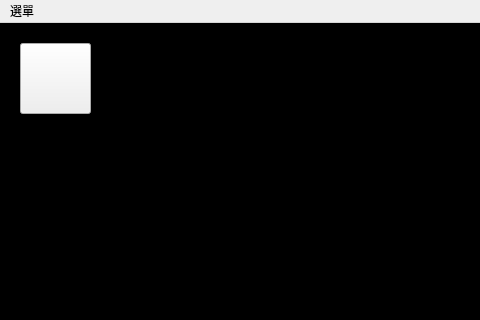
Night2155/ImageProcessing, file MainWindow.ui: the form before one commit; both pictures show x 0 to 480 and y 0 to 320 of the 979 by 779 pixel window.
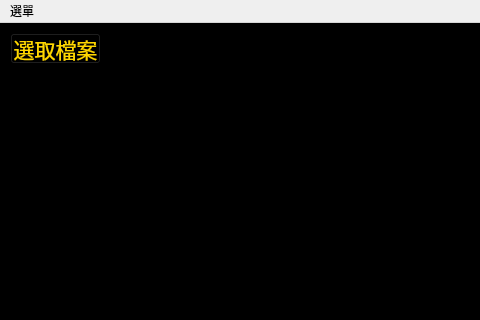
The form after the commit. Icons and pictures are not drawn.

The edit to the form file:
```diff
--- a/MainWindow.ui
+++ b/MainWindow.ui
@@ -20,22 +20,20 @@
    <bool>false</bool>
   </property>
   <property name="styleSheet">
-   <string notr="true">#MainWindow, #centralwidget, #ImageLabel{
+   <string notr="true">#MainWindow, #centralwidget, #ImageLabel, #File_Btn,#statusbar{
 	background-color : rgb(0, 0, 0);
 	color: gold;
 }
-#File_Btn{
-	border-image:url(image/Setting_icon.ico) 0 0 0 0 stretch  stretch;
-}</string>
+</string>
   </property>
   <widget class="QWidget" name="centralwidget">
    <widget class="QPushButton" name="File_Btn">
     <property name="geometry">
      <rect>
-      <x>20</x>
-      <y>20</y>
-      <width>71</width>
-      <height>71</height>
+      <x>10</x>
+      <y>10</y>
+      <width>91</width>
+      <height>31</height>
      </rect>
     </property>
     <property name="font">
@@ -47,6 +45,9 @@
     <property name="contextMenuPolicy">
      <enum>Qt::DefaultContextMenu</enum>
     </property>
+    <property name="text">
+     <string>選取檔案</string>
+    </property>
    </widget>
    <widget class="QLabel" name="ImageLabel">
     <property name="geometry">
```
